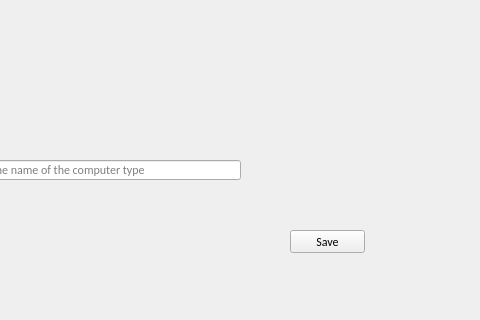
The window that Hopur21Verkefni/MyComputerScienceList/ui/addtype.ui (Hopur21/Hopur21) describes before a commit, drawn with Qt 5; both pictures show x 320 to 800 and y 0 to 320 of the 800 by 320 pixel window.
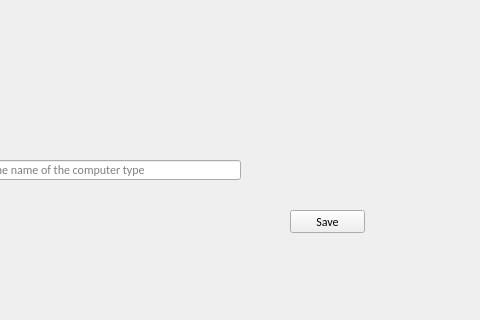
The same window after the commit. Icons and pictures are not drawn.

Commit message: add type gui connected to servece/database

```diff
--- a/Hopur21Verkefni/MyComputerScienceList/ui/addtype.ui
+++ b/Hopur21Verkefni/MyComputerScienceList/ui/addtype.ui
@@ -83,7 +83,7 @@
    <property name="geometry">
     <rect>
      <x>610</x>
-     <y>230</y>
+     <y>210</y>
      <width>75</width>
      <height>23</height>
     </rect>
```
Left out of the diff: 4 changed lines with no effect on the pictures. The commit also changes 5 other files.
